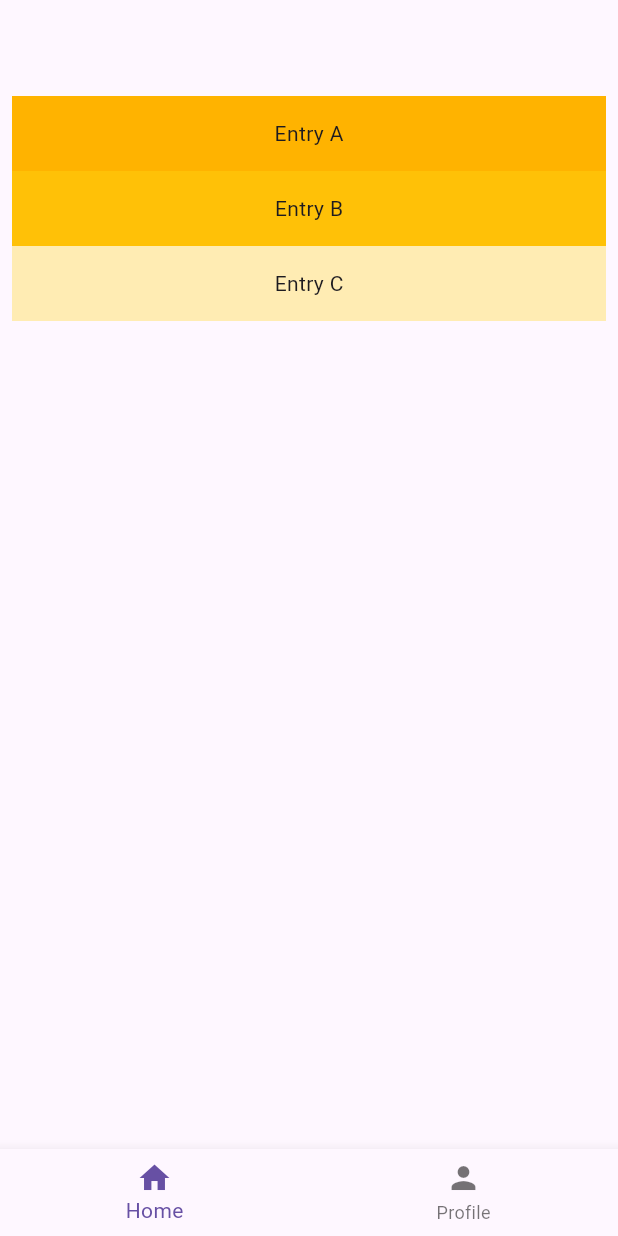
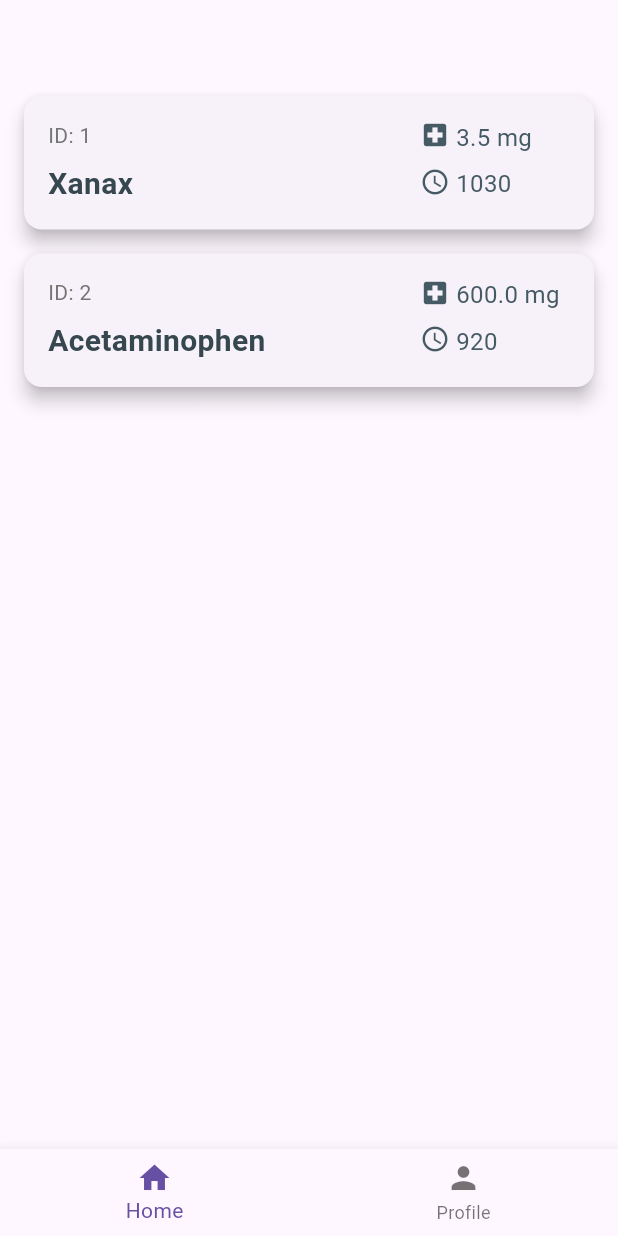
Before and after one commit to jmk-001/Flutter-Intern-Test, a Flutter app: the HomePage screen opened directly, on a phone screen of 412 x 824 dp. Run offline on Flutter 3.47's test engine with Material 3 defaults, Android fonts, the phone set to English and light mode, and no system bars.

Commit message:
Simple medication class added medication manager with list of medication added

```diff
--- /dev/null
+++ b/flutter_intern_test/lib/models/medication.dart
@@ -0,0 +1,8 @@
+class Medication {
+  final int id;
+  String name;
+  int time;
+  double dose;
+
+  Medication(this.id, this.name, this.time, this.dose);
+}
--- /dev/null
+++ b/flutter_intern_test/lib/models/medication_manager.dart
@@ -0,0 +1,111 @@
+import 'package:flutter/material.dart';
+import 'medication.dart';
+
+class MedicationManager extends StatelessWidget {
+  List<Medication> meds = [
+    Medication(1, "Xanax", 1030, 3.5),
+    Medication(2, "Acetaminophen", 920, 600),
+  ];
+
+  @override
+  Widget build(BuildContext context) {
+    return ListView.builder(
+      itemCount: meds.length,
+      itemBuilder: (context, index) {
+        return Card(
+          elevation: 5,
+          margin: const EdgeInsets.symmetric(vertical: 8.0, horizontal: 16.0),
+          shape: RoundedRectangleBorder(
+            borderRadius: BorderRadius.circular(12.0),
+          ),
+          child: Padding(
+            padding: const EdgeInsets.all(16.0),
+            child: Row(
+              crossAxisAlignment: CrossAxisAlignment.start,
+              children: [
+                // Name and ID column
+                Expanded(
+                  child: Column(
+                    crossAxisAlignment: CrossAxisAlignment.start,
+                    children: <Widget>[
+                      // ID
+                      Text(
+                        'ID: ${meds[index].id}',
+                        style: TextStyle(
+                          fontSize: 14,
+                          color: Colors.grey[600],
+                        ),
+                      ),
+                      SizedBox(height: 8.0),
+
+                      // Name
+                      Text(
+                        meds[index].name,
+                        style: TextStyle(
+                          fontSize: 20,
+                          fontWeight: FontWeight.bold,
+                          color: Colors.blueGrey[800],
+                        ),
+                      ),
+                    ],
+                  ),
+                ),
+
+                // Dose and Time column
+                Container(
+                  width: 100,
+                  child: Column(
+                    crossAxisAlignment: CrossAxisAlignment.start,
+                    mainAxisSize: MainAxisSize.min,
+                    children: [
+                      // Dose
+                      Row(
+                        crossAxisAlignment: CrossAxisAlignment.start,
+                        children: [
+                          Icon(
+                            Icons.local_hospital,
+                            color: Colors.blueGrey[700],
+                            size: 20,
+                          ),
+                          SizedBox(width: 4.0),
+                          Text(
+                            '${meds[index].dose} mg',
+                            style: TextStyle(
+                              fontSize: 16,
+                              color: Colors.blueGrey[700],
+                            ),
+                          ),
+                        ],
+                      ),
+                      SizedBox(height: 8.0),
+
+                      // Time
+                      Row(
+                        crossAxisAlignment: CrossAxisAlignment.start,
+                        children: [
+                          Icon(
+                            Icons.access_time,
+                            color: Colors.blueGrey[700],
+                            size: 20,
+                          ),
+                          SizedBox(width: 4.0),
+                          Text(
+                            '${meds[index].time}',
+                            style: TextStyle(
+                              fontSize: 16,
+                              color: Colors.blueGrey[700],
+                            ),
+                          ),
+                        ],
+                      ),
+                    ],
+                  ),
+                ),
+              ],
+            ),
+          ),
+        );
+      },
+    );
+  }
+}
--- a/flutter_intern_test/lib/pages/home_page.dart
+++ b/flutter_intern_test/lib/pages/home_page.dart
@@ -8,19 +8,16 @@ class HomePage extends StatefulWidget {
 }
 
 class HomePageState extends State<HomePage> {
-  // Index of the selected item in the bottom navigation bar
   int _selectedIndex = 0;
 
-  // List of pages (screens) to navigate between
   final List<Widget> _pages = [
     HomeScreen(),
     ProfileScreen(),
   ];
 
-  // Function to handle navigation when an item is tapped
   void _onItemTapped(int index) {
     setState(() {
-      _selectedIndex = index; // Update the selected index
+      _selectedIndex = index;
     });
   }
 
--- a/flutter_intern_test/lib/pages/home_screen.dart
+++ b/flutter_intern_test/lib/pages/home_screen.dart
@@ -1,27 +1,9 @@
 import 'package:flutter/material.dart';
+import '../models/medication_manager.dart';
 
 class HomeScreen extends StatelessWidget {
   @override
   Widget build(BuildContext context) {
-    return ListView(
-      padding: const EdgeInsets.all(8),
-      children: <Widget>[
-        Container(
-          height: 50,
-          color: Colors.amber[600],
-          child: const Center(child: Text('Entry A')),
-        ),
-        Container(
-          height: 50,
-          color: Colors.amber[500],
-          child: const Center(child: Text('Entry B')),
-        ),
-        Container(
-          height: 50,
-          color: Colors.amber[100],
-          child: const Center(child: Text('Entry C')),
-        ),
-      ],
-    );
+    return MedicationManager();
   }
 }
```
